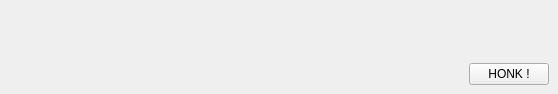
Before: the Qt Designer form ui/GameWidget.ui in Auliyaa/arduboy-manager, drawn with Qt 5.
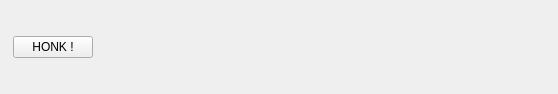
After: the same form once the commit is applied.

Patch:
```diff
--- a/ui/GameWidget.ui
+++ b/ui/GameWidget.ui
@@ -19,7 +19,7 @@
   <property name="windowTitle">
    <string>Form</string>
   </property>
-  <layout class="QVBoxLayout" name="verticalLayout">
+  <layout class="QHBoxLayout" name="horizontalLayout_2">
    <property name="leftMargin">
     <number>0</number>
    </property>
@@ -43,14 +43,12 @@
     </widget>
    </item>
    <item>
-    <widget class="QFrame" name="horizontalFrame">
-     <property name="sizePolicy">
-      <sizepolicy hsizetype="Preferred" vsizetype="Maximum">
-       <horstretch>0</horstretch>
-       <verstretch>0</verstretch>
-      </sizepolicy>
+    <widget class="QPushButton" name="installButton">
+     <property name="text">
+      <string>HONK !</string>
      </property>
-     <layout class="QHBoxLayout" name="horizontalLayout">
+    </widget>
+   </item>
       <item>
        <spacer name="horizontalSpacer">
         <property name="orientation">
@@ -63,16 +61,6 @@
          </size>
         </property>
        </spacer>
-      </item>
-      <item>
-       <widget class="QPushButton" name="installButton">
-        <property name="text">
-         <string>HONK !</string>
-        </property>
-       </widget>
-      </item>
-     </layout>
-    </widget>
    </item>
   </layout>
  </widget>
```
Lines whose indentation alone changed are shown as unchanged.
